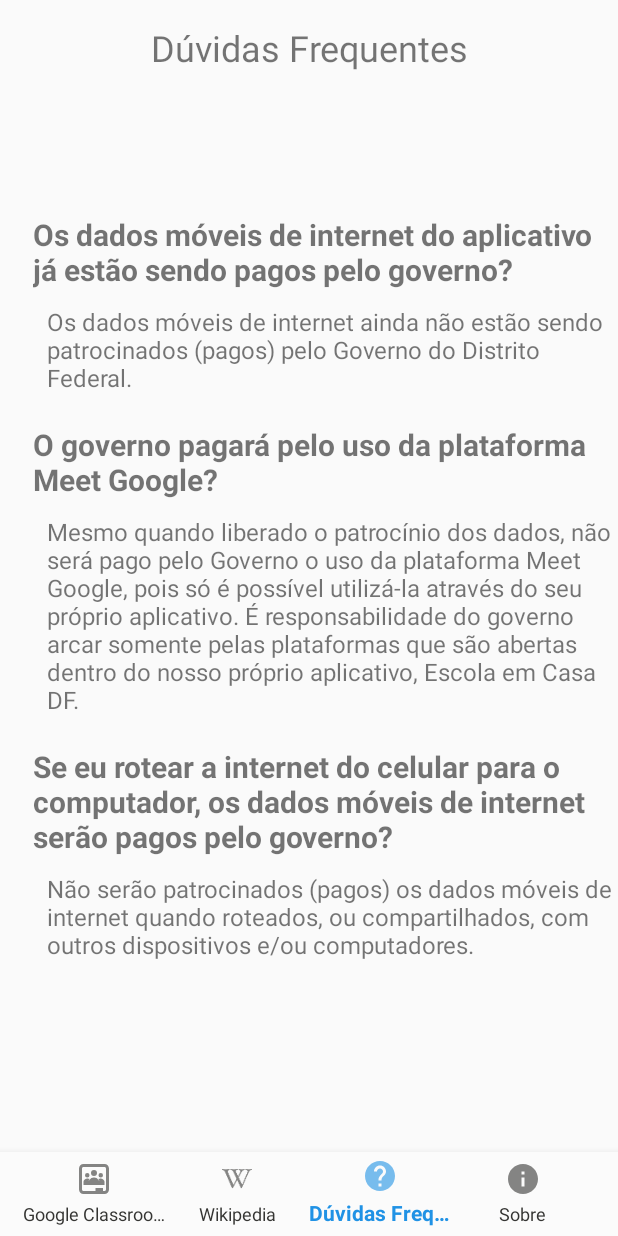
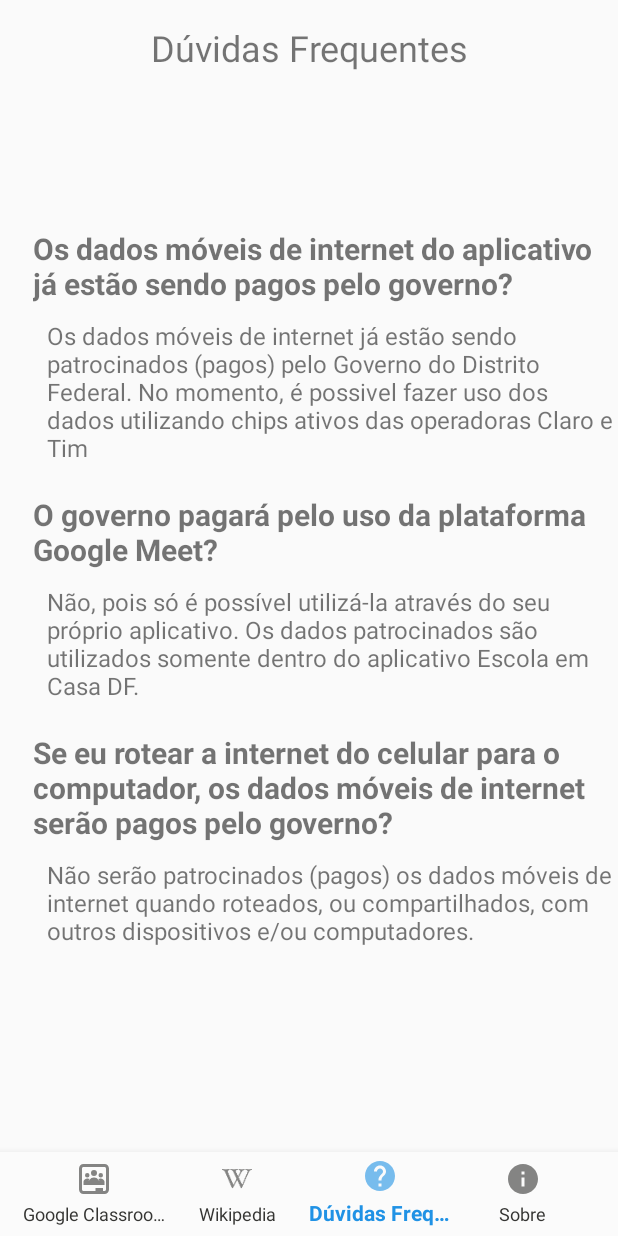
Before and after one commit to Escola-em-Casa/android-escola-em-casa, an Android app: the QuestionsActivity screen opened directly, with no data from a screen before it, on a phone screen of 412 x 824 dp. Run offline under Robolectric (Android 15) with nearby library versions, the light colour scheme and no system bars.

Commit message:
Changes faq

```diff
--- a/app/src/main/res/values/questions.xml
+++ b/app/src/main/res/values/questions.xml
@@ -1,13 +1,12 @@
 <resources>
     <string name="sponsored_data_question">Os dados móveis de internet do aplicativo já estão
         sendo pagos pelo governo?</string>
-    <string name="sponsored_data_answer">Os dados móveis de internet ainda não estão sendo
-        patrocinados (pagos) pelo Governo do Distrito Federal. </string>
-    <string name="meet_question">O governo pagará pelo uso da plataforma Meet Google?</string>
-    <string name="meet_answer">Mesmo quando liberado o patrocínio dos dados, não será pago pelo Governo
-        o uso da plataforma Meet Google, pois só é possível utilizá-la através do seu próprio
-        aplicativo. É responsabilidade do governo arcar somente pelas plataformas que são abertas
-        dentro do nosso próprio aplicativo, Escola em Casa DF. </string>
+    <string name="sponsored_data_answer">Os dados móveis de internet já estão sendo
+        patrocinados (pagos) pelo Governo do Distrito Federal. No momento, é possivel fazer uso dos dados utilizando chips ativos das operadoras Claro e Tim</string>
+    <string name="meet_question">O governo pagará pelo uso da plataforma Google Meet?</string>
+    <string name="meet_answer">Não, pois só é possível utilizá-la através do seu próprio
+        aplicativo. Os dados patrocinados são utilizados somente
+        dentro do aplicativo Escola em Casa DF. </string>
     <string name="route_question">Se eu rotear a internet do celular para o computador, os dados
         móveis de internet serão pagos pelo governo?</string>
     <string name="route_answer">Não serão patrocinados (pagos) os dados móveis de internet quando
--- a/app/src/main/res/values/strings.xml
+++ b/app/src/main/res/values/strings.xml
@@ -9,7 +9,7 @@
     <string name="about">
     O aplicativo Escola em Casa DF tem como objetivo ser uma alternativa a mais de acesso à
     plataforma adotada para o ensino público à distância do Governo do Distrito Federal, o Google
-    Classroom. Nesta primeira versão, a cobrança reversa ainda não estará disponível.
+    Classroom.
     </string>
     <string name="item_about">Sobre</string>
     <string name="item_questions">Dúvidas Frequentes</string>
```
